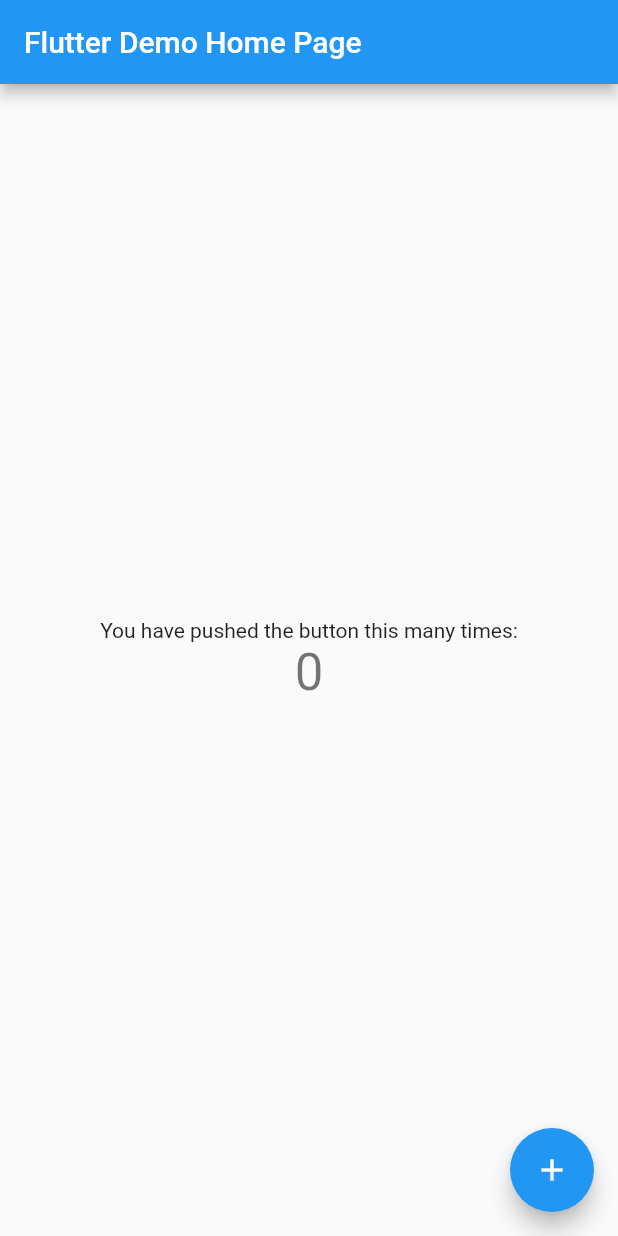
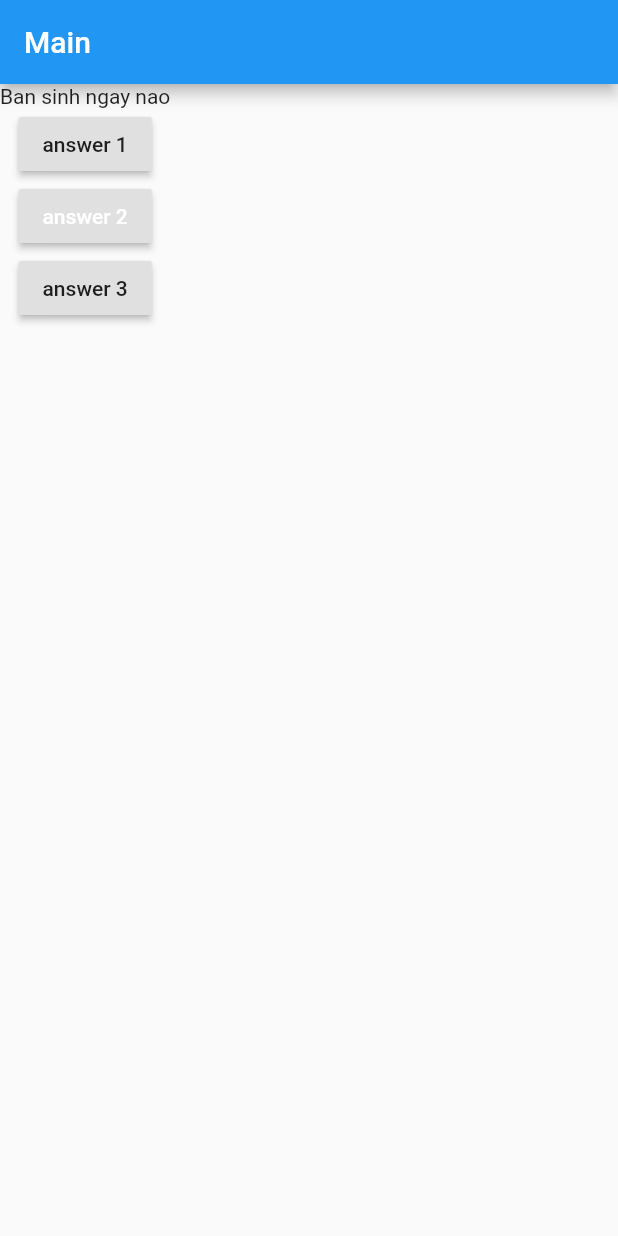
Before and after one commit to CuongPTIT/FirstFlutter, a Flutter app: the screen it shows after launch, on a phone screen of 412 x 824 dp. Run offline on Flutter 3.47's test engine with Material 2 defaults, Android fonts, the phone set to English and light mode, and no system bars.

Commit message:
add widget custom

```diff
--- a/lib/main.dart
+++ b/lib/main.dart
@@ -1,117 +1,57 @@
 import 'package:flutter/material.dart';
 
-void main() {
-  runApp(MyApp());
-}
+// void main() {
+//   runApp(MyClass());
+// }
 
-class MyApp extends StatelessWidget {
-  // This widget is the root of your application.
+void main() => runApp(MyClass());
+
+class MyClass extends StatefulWidget {
   @override
-  Widget build(BuildContext context) {
-    return MaterialApp(
-      title: 'Flutter Demo',
-      theme: ThemeData(
-        // This is the theme of your application.
-        //
-        // Try running your application with "flutter run". You'll see the
-        // application has a blue toolbar. Then, without quitting the app, try
-        // changing the primarySwatch below to Colors.green and then invoke
-        // "hot reload" (press "r" in the console where you ran "flutter run",
-        // or simply save your changes to "hot reload" in a Flutter IDE).
-        // Notice that the counter didn't reset back to zero; the application
-        // is not restarted.
-        primarySwatch: Colors.blue,
-        // This makes the visual density adapt to the platform that you run
-        // the app on. For desktop platforms, the controls will be smaller and
-        // closer together (more dense) than on mobile platforms.
-        visualDensity: VisualDensity.adaptivePlatformDensity,
-      ),
-      home: MyHomePage(title: 'Flutter Demo Home Page'),
-    );
+  State<StatefulWidget> createState() {
+    return _MyClassState();
   }
 }
 
-class MyHomePage extends StatefulWidget {
-  MyHomePage({Key key, this.title}) : super(key: key);
+class _MyClassState extends State<MyClass> {
+  var _questionIndex = 0;
 
-  // This widget is the home page of your application. It is stateful, meaning
-  // that it has a State object (defined below) that contains fields that affect
-  // how it looks.
-
-  // This class is the configuration for the state. It holds the values (in this
-  // case the title) provided by the parent (in this case the App widget) and
-  // used by the build method of the State. Fields in a Widget subclass are
-  // always marked "final".
-
-  final String title;
-
-  @override
-  _MyHomePageState createState() => _MyHomePageState();
-}
-
-class _MyHomePageState extends State<MyHomePage> {
-  int _counter = 0;
-
-  void _incrementCounter() {
+  void _answerQuestions() {
     setState(() {
-      // This call to setState tells the Flutter framework that something has
-      // changed in this State, which causes it to rerun the build method below
-      // so that the display can reflect the updated values. If we changed
-      // _counter without calling setState(), then the build method would not be
-      // called again, and so nothing would appear to happen.
-      _counter++;
+      _questionIndex = _questionIndex + 1;
     });
+    print('da chon');
   }
 
   @override
   Widget build(BuildContext context) {
-    // This method is rerun every time setState is called, for instance as done
-    // by the _incrementCounter method above.
-    //
-    // The Flutter framework has been optimized to make rerunning build methods
-    // fast, so that you can just rebuild anything that needs updating rather
-    // than having to individually change instances of widgets.
-    return Scaffold(
+    var questions = ['Ban sinh ngay nao', 'Ban thich con  gi'];
+    return MaterialApp(
+        home: Scaffold(
       appBar: AppBar(
-        // Here we take the value from the MyHomePage object that was created by
-        // the App.build method, and use it to set our appbar title.
-        title: Text(widget.title),
+        title: Text('Main'),
       ),
-      body: Center(
-        // Center is a layout widget. It takes a single child and positions it
-        // in the middle of the parent.
-        child: Column(
-          // Column is also a layout widget. It takes a list of children and
-          // arranges them vertically. By default, it sizes itself to fit its
-          // children horizontally, and tries to be as tall as its parent.
-          //
-          // Invoke "debug painting" (press "p" in the console, choose the
-          // "Toggle Debug Paint" action from the Flutter Inspector in Android
-          // Studio, or the "Toggle Debug Paint" command in Visual Studio Code)
-          // to see the wireframe for each widget.
-          //
-          // Column has various properties to control how it sizes itself and
-          // how it positions its children. Here we use mainAxisAlignment to
-          // center the children vertically; the main axis here is the vertical
-          // axis because Columns are vertical (the cross axis would be
-          // horizontal).
-          mainAxisAlignment: MainAxisAlignment.center,
-          children: <Widget>[
-            Text(
-              'You have pushed the button this many times:',
-            ),
-            Text(
-              '$_counter',
-              style: Theme.of(context).textTheme.headline4,
-            ),
-          ],
-        ),
+      body: Column(
+        //chua danh sach cua cac widget
+        children: [
+          Text(questions[_questionIndex]),
+          RaisedButton(
+            onPressed: _answerQuestions,
+            child: Text('answer 1'),
+          ),
+          RaisedButton(
+            onPressed: () {
+              print('ok 2');
+            },
+            child: Text('answer 2'),
+            textColor: Colors.white,
+          ),
+          RaisedButton(
+            onPressed: () => print('hihi ok 3'),
+            child: Text('answer 3'),
+          ),
+        ],
       ),
-      floatingActionButton: FloatingActionButton(
-        onPressed: _incrementCounter,
-        tooltip: 'Increment',
-        child: Icon(Icons.add),
-      ), // This trailing comma makes auto-formatting nicer for build methods.
-    );
+    ));
   }
 }
--- /dev/null
+++ b/lib/question.dart
@@ -0,0 +1,10 @@
+import 'package:flutter/material.dart';
+
+class Question extends StatelessWidget {
+  String questionText;
+  Question(this.questionText);
+  @override
+  Widget build(BuildContext context) {
+    return Text(questionText);
+  }
+}
```
Also changed, not shown: 1 other file.
